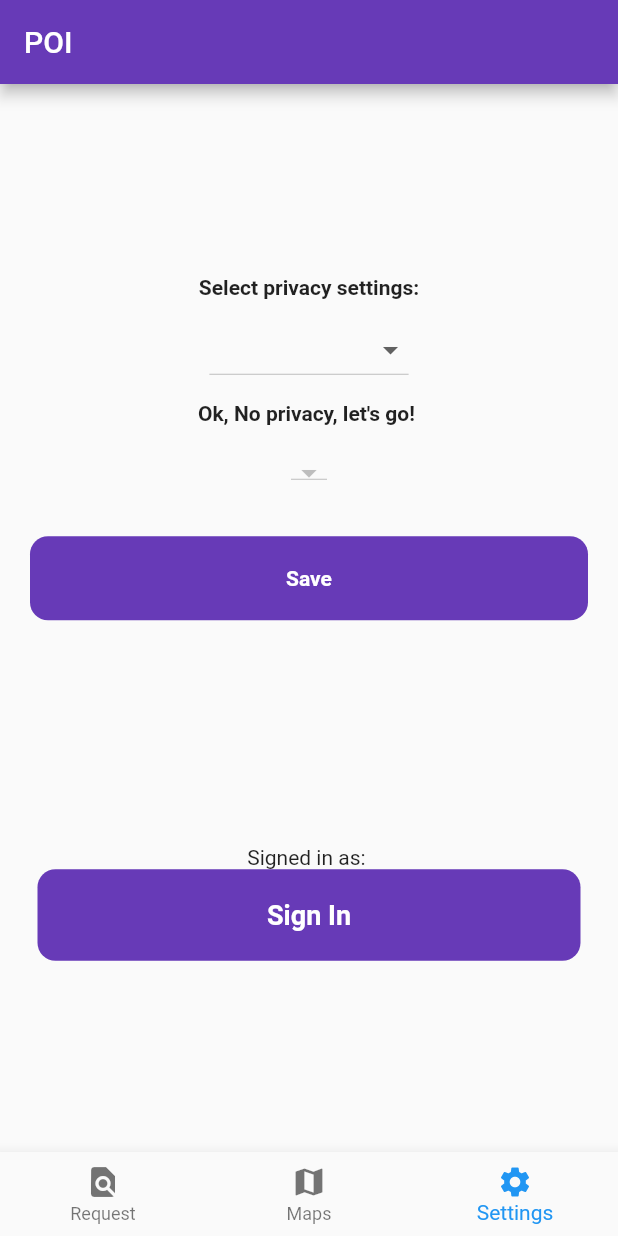
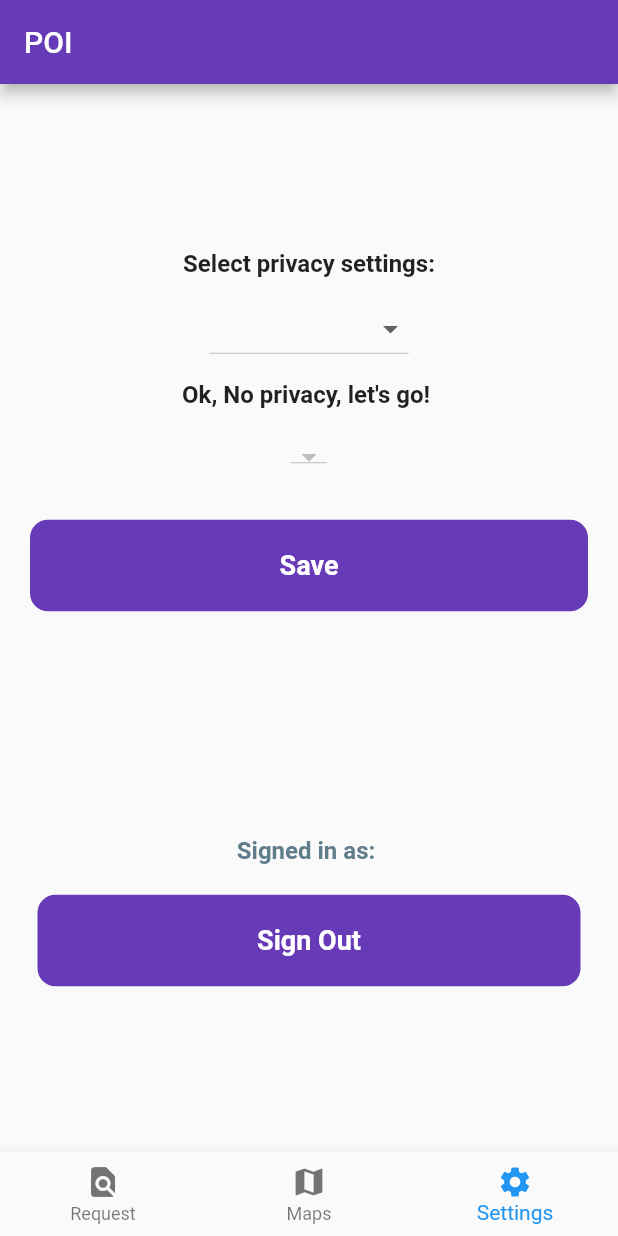
Before and after one commit to DamienCg/Poi, a Flutter app: the screen it shows once a user with an empty profile is signed in, item 3 of the bottom bar chosen, on a phone screen of 412 x 824 dp. Run offline on Flutter 3.47's test engine with Material 2 defaults, Android fonts, the phone set to English and light mode, and no system bars; our stand-ins replace firebase_auth, firebase_core, flutter_map, google_fonts, latlong2; accounts and stored records are empty.

Commit message:
Fix fonts

```diff
--- a/analysis_options.yaml
+++ b/analysis_options.yaml
@@ -24,6 +24,5 @@ linter:
   rules:
     # avoid_print: false  # Uncomment to disable the `avoid_print` rule
     # prefer_single_quotes: true  # Uncomment to enable the `prefer_single_quotes` rule
-
 # Additional information about this file can be found at
 # https://dart.dev/guides/language/analysis-options
--- a/lib/pages/settings.dart
+++ b/lib/pages/settings.dart
@@ -26,7 +26,7 @@ class _SettingsPageState extends State<SettingsPage> {
             mainAxisAlignment: MainAxisAlignment.center,
             children: [
               Text("Select privacy settings:",
-                  style: TextStyle(fontWeight: FontWeight.bold, fontSize: 14)),
+                  style: TextStyle(fontWeight: FontWeight.bold, fontSize: 16)),
               SizedBox(height: 10),
               DropdownButton<String>(
                 value: value,
@@ -35,7 +35,7 @@ class _SettingsPageState extends State<SettingsPage> {
               ),
               SizedBox(height: 10),
               Text(SecondElementPrivacy,
-                  style: TextStyle(fontWeight: FontWeight.bold, fontSize: 14)),
+                  style: TextStyle(fontWeight: FontWeight.bold, fontSize: 16)),
               SizedBox(height: 10),
               SizedBox(height: 10),
               DropdownButton<String>(
@@ -61,7 +61,7 @@ class _SettingsPageState extends State<SettingsPage> {
                         style: TextStyle(
                           color: Colors.white,
                           fontWeight: FontWeight.bold,
-                          fontSize: 14,
+                          fontSize: 18,
                         ),
                       ),
                     ),
@@ -69,7 +69,14 @@ class _SettingsPageState extends State<SettingsPage> {
                 ),
               ),
               SizedBox(height: 150),
-              Text('Signed in as: ' + user.email!),
+              Text(
+                'Signed in as: ' + user.email!,
+                style: TextStyle(
+                    fontWeight: FontWeight.bold,
+                    fontSize: 16,
+                    color: Colors.blueGrey),
+              ),
+              SizedBox(height: 20),
               Padding(
                 padding: const EdgeInsets.symmetric(horizontal: 25.0),
                 child: GestureDetector(
@@ -82,7 +89,7 @@ class _SettingsPageState extends State<SettingsPage> {
                     ),
                     child: Center(
                       child: Text(
-                        'Sign In',
+                        'Sign Out',
                         style: TextStyle(
                           color: Colors.white,
                           fontWeight: FontWeight.bold,
```
Also changed, not shown: lib/pages/request.dart (+5 -6 lines).
